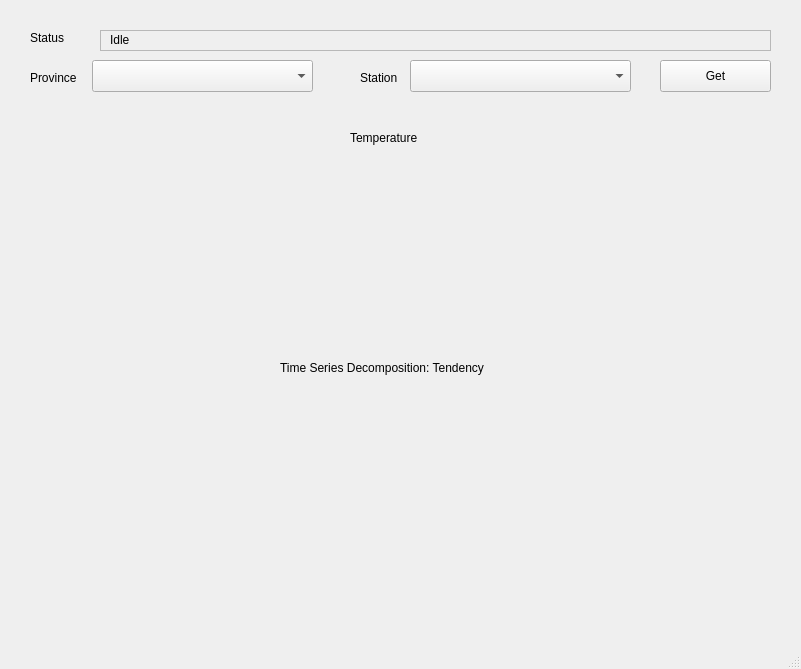
The window that ui/main.ui (pilonsi/clima3) describes before a commit, drawn with Qt 5.
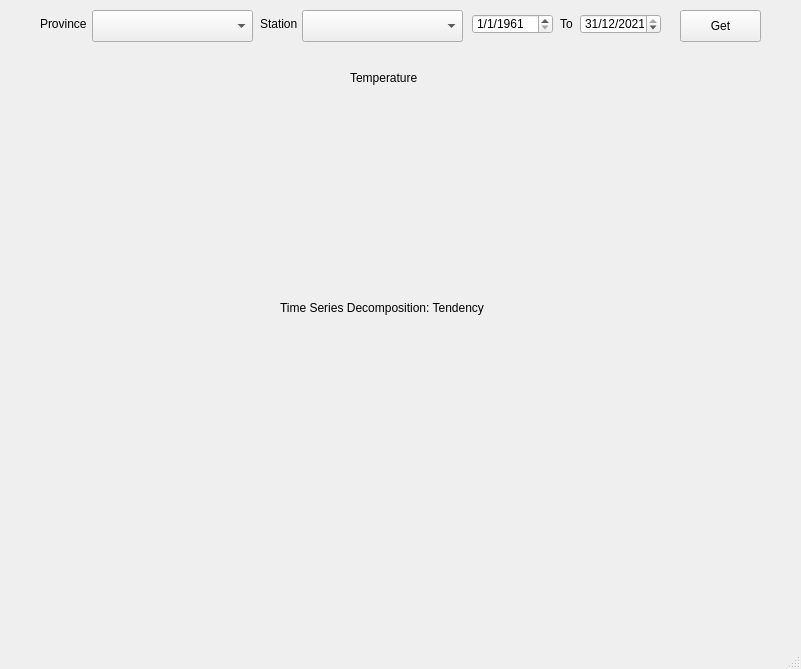
The same window after the commit.

```diff
--- a/ui/main.ui
+++ b/ui/main.ui
@@ -17,9 +17,9 @@
    <widget class="QComboBox" name="list_stations">
     <property name="geometry">
      <rect>
-      <x>410</x>
-      <y>60</y>
-      <width>221</width>
+      <x>302</x>
+      <y>10</y>
+      <width>161</width>
       <height>32</height>
      </rect>
     </property>
@@ -28,47 +28,19 @@
     <property name="geometry">
      <rect>
       <x>92</x>
-      <y>60</y>
-      <width>221</width>
+      <y>10</y>
+      <width>161</width>
       <height>32</height>
      </rect>
     </property>
    </widget>
-   <widget class="QPushButton" name="button_get">
-    <property name="geometry">
-     <rect>
-      <x>660</x>
-      <y>60</y>
-      <width>111</width>
-      <height>32</height>
-     </rect>
-    </property>
-    <property name="text">
-     <string>Get</string>
-    </property>
-    <property name="checkable">
-     <bool>false</bool>
-    </property>
-    <property name="checked">
-     <bool>false</bool>
-    </property>
-    <property name="autoDefault">
-     <bool>false</bool>
-    </property>
-    <property name="default">
-     <bool>false</bool>
-    </property>
-    <property name="flat">
-     <bool>false</bool>
-    </property>
-   </widget>
    <widget class="QLabel" name="label_station">
     <property name="geometry">
      <rect>
-      <x>360</x>
-      <y>70</y>
+      <x>260</x>
+      <y>14</y>
       <width>52</width>
-      <height>16</height>
+      <height>20</height>
      </rect>
     </property>
     <property name="text">
@@ -78,8 +50,8 @@
    <widget class="QLabel" name="label_province">
     <property name="geometry">
      <rect>
-      <x>30</x>
-      <y>70</y>
+      <x>40</x>
+      <y>16</y>
       <width>51</width>
       <height>16</height>
      </rect>
@@ -88,53 +60,11 @@
      <string>Province</string>
     </property>
    </widget>
-   <widget class="QFrame" name="frame_status">
-    <property name="geometry">
-     <rect>
-      <x>100</x>
-      <y>30</y>
-      <width>671</width>
-      <height>21</height>
-     </rect>
-    </property>
-    <property name="frameShape">
-     <enum>QFrame::StyledPanel</enum>
-    </property>
-    <property name="frameShadow">
-     <enum>QFrame::Raised</enum>
-    </property>
-    <widget class="QLabel" name="label_statusmsg">
-     <property name="geometry">
-      <rect>
-       <x>10</x>
-       <y>0</y>
-       <width>651</width>
-       <height>20</height>
-      </rect>
-     </property>
-     <property name="text">
-      <string>Idle</string>
-     </property>
-    </widget>
-   </widget>
-   <widget class="QLabel" name="label_status_2">
-    <property name="geometry">
-     <rect>
-      <x>30</x>
-      <y>30</y>
-      <width>39</width>
-      <height>16</height>
-     </rect>
-    </property>
-    <property name="text">
-     <string>Status</string>
-    </property>
-   </widget>
    <widget class="QWidget" name="graph_temperature" native="true">
     <property name="geometry">
      <rect>
       <x>30</x>
-      <y>150</y>
+      <y>90</y>
       <width>741</width>
       <height>191</height>
      </rect>
@@ -144,7 +74,7 @@
     <property name="geometry">
      <rect>
       <x>30</x>
-      <y>380</y>
+      <y>320</y>
       <width>741</width>
       <height>191</height>
      </rect>
@@ -154,7 +84,7 @@
     <property name="geometry">
      <rect>
       <x>280</x>
-      <y>360</y>
+      <y>300</y>
       <width>231</width>
       <height>16</height>
      </rect>
@@ -167,7 +97,7 @@
     <property name="geometry">
      <rect>
       <x>350</x>
-      <y>130</y>
+      <y>70</y>
       <width>81</width>
       <height>16</height>
      </rect>
@@ -176,6 +106,81 @@
      <string>Temperature</string>
     </property>
    </widget>
+   <widget class="QDateEdit" name="date_from">
+    <property name="geometry">
+     <rect>
+      <x>472</x>
+      <y>14</y>
+      <width>81</width>
+      <height>20</height>
+     </rect>
+    </property>
+    <property name="displayFormat">
+     <string>d/M/yyyy</string>
+    </property>
+    <property name="calendarPopup">
+     <bool>false</bool>
+    </property>
+    <property name="date">
+     <date>
+      <year>1961</year>
+      <month>1</month>
+      <day>1</day>
+     </date>
+    </property>
+   </widget>
+   <widget class="QDateEdit" name="date_to">
+    <property name="geometry">
+     <rect>
+      <x>580</x>
+      <y>14</y>
+      <width>81</width>
+      <height>20</height>
+     </rect>
+    </property>
+    <property name="displayFormat">
+     <string>d/M/yyyy</string>
+    </property>
+    <property name="calendarPopup">
+     <bool>false</bool>
+    </property>
+    <property name="date">
+     <date>
+      <year>2021</year>
+      <month>12</month>
+      <day>31</day>
+     </date>
+    </property>
+   </widget>
+   <widget class="QLabel" name="label_to">
+    <property name="geometry">
+     <rect>
+      <x>560</x>
+      <y>14</y>
+      <width>21</width>
+      <height>20</height>
+     </rect>
+    </property>
+    <property name="text">
+     <string>To</string>
+    </property>
+   </widget>
+   <widget class="QPushButton" name="button_get">
+    <property name="geometry">
+     <rect>
+      <x>680</x>
+      <y>10</y>
+      <width>81</width>
+      <height>32</height>
+     </rect>
+    </property>
+    <property name="text">
+     <string>Get</string>
+    </property>
+    <property name="flat">
+     <bool>false</bool>
+    </property>
+   </widget>
   </widget>
   <widget class="QMenuBar" name="menubar">
    <property name="geometry">
```
